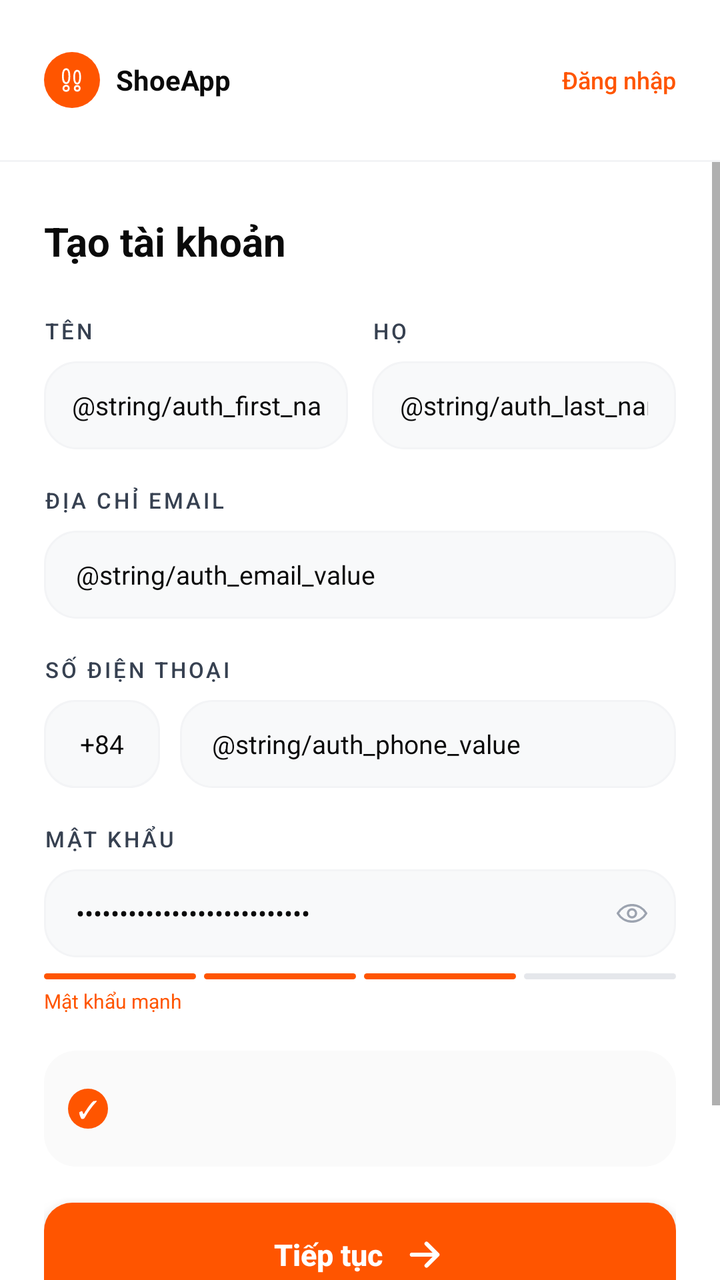
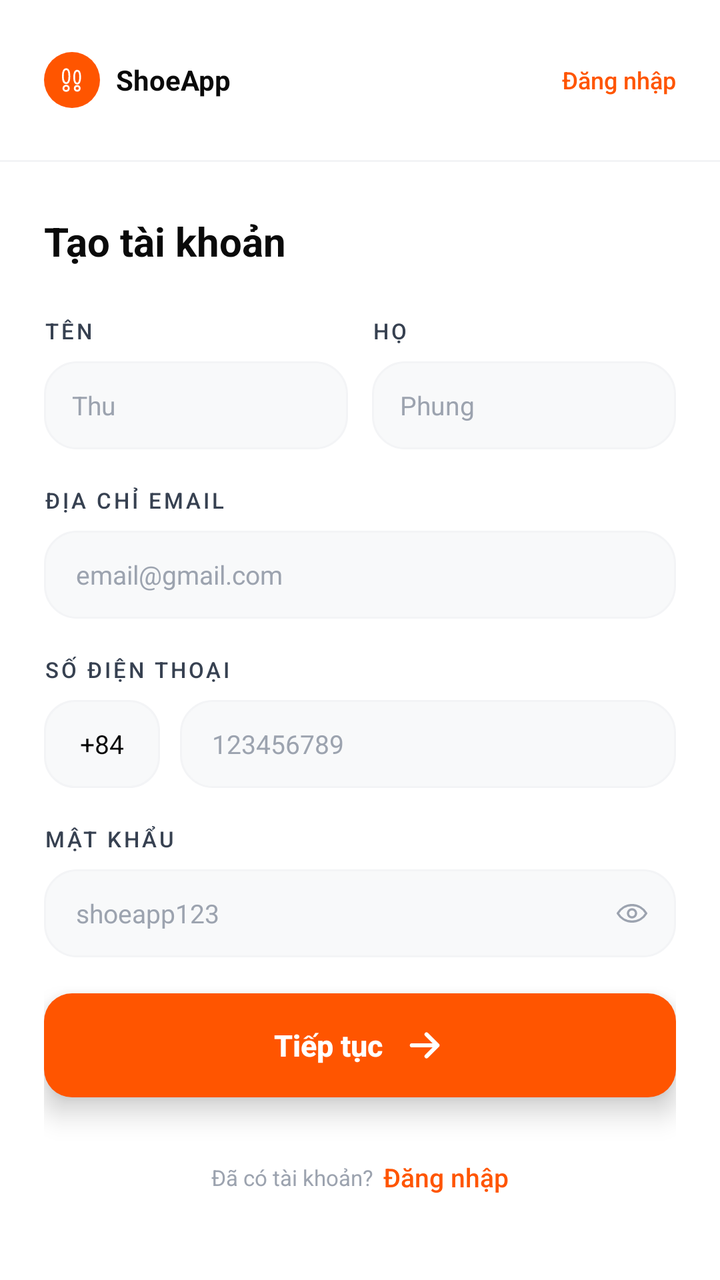

Two renders of the same Android screen: before a commit and after it. Below are the layout's source before the change and the commit's diff.
<!-- AndroidManifest.xml: application theme Theme.SoleStep -->
<!-- res/layout/activity_sign_up.xml -->
<?xml version="1.0" encoding="utf-8"?>
<LinearLayout xmlns:android="http://schemas.android.com/apk/res/android"
    xmlns:app="http://schemas.android.com/apk/res-auto"
    xmlns:tools="http://schemas.android.com/tools"
    android:id="@+id/main"
    android:layout_width="match_parent"
    android:layout_height="match_parent"
    android:background="@drawable/bg_signup_page"
    android:orientation="vertical"
    tools:context=".authentication.SignUpActivity">

    <LinearLayout
        android:layout_width="match_parent"
        android:layout_height="80dp"
        android:gravity="center_vertical"
        android:orientation="horizontal"
        android:paddingStart="22dp"
        android:paddingEnd="22dp">

        <FrameLayout
            android:layout_width="28dp"
            android:layout_height="28dp"
            android:background="@drawable/bg_logo_tile">

            <ImageView
                android:layout_width="16dp"
                android:layout_height="16dp"
                android:layout_gravity="center"
                android:contentDescription="@null"
                android:src="@drawable/ic_sole_step_mark" />
        </FrameLayout>

        <TextView
            android:layout_width="0dp"
            android:layout_height="wrap_content"
            android:layout_marginStart="8dp"
            android:layout_weight="1"
            android:fontFamily="sans-serif"
            android:text="@string/auth_brand"
            android:textColor="@color/text_primary"
            android:textSize="14sp"
            android:textStyle="bold" />

        <TextView
            android:id="@+id/signInLink"
            android:layout_width="wrap_content"
            android:layout_height="44dp"
            android:fontFamily="sans-serif-medium"
            android:gravity="center"
            android:text="@string/auth_btn_sign_in"
            android:textColor="@color/brand_orange"
            android:textSize="12sp" />
    </LinearLayout>

    <View
        android:layout_width="match_parent"
        android:layout_height="1dp"
        android:background="@color/border_light" />

    <ScrollView
        android:layout_width="match_parent"
        android:layout_height="0dp"
        android:layout_weight="1"
        android:clipToPadding="false"
        android:fillViewport="true"
        android:overScrollMode="never">

        <LinearLayout
            android:layout_width="match_parent"
            android:layout_height="wrap_content"
            android:orientation="vertical"
            android:paddingStart="22dp"
            android:paddingTop="26dp"
            android:paddingEnd="22dp"
            android:paddingBottom="32dp">

            <TextView
                android:layout_width="wrap_content"
                android:layout_height="wrap_content"
                android:fontFamily="sans-serif"
                android:text="@string/auth_sign_up_title"
                android:textColor="@color/text_primary"
                android:textSize="20sp"
                android:textStyle="bold" />


            <LinearLayout
                android:layout_width="match_parent"
                android:layout_height="wrap_content"
                android:layout_marginTop="24dp"
                android:orientation="horizontal">

                <LinearLayout
                    android:layout_width="0dp"
                    android:layout_height="wrap_content"
                    android:layout_marginEnd="12dp"
                    android:layout_weight="1"
                    android:orientation="vertical">

                    <TextView
                        android:layout_width="wrap_content"
                        android:layout_height="wrap_content"
                        android:fontFamily="sans-serif-medium"
                        android:letterSpacing="0.12"
                        android:text="@string/auth_label_first_name"
                        android:textAllCaps="true"
                        android:textColor="@color/text_secondary"
                        android:textSize="11sp" />

                    <EditText
                        android:id="@+id/firstNameInput"
                        android:layout_width="match_parent"
                        android:layout_height="44dp"
                        android:layout_marginTop="8dp"
                        android:background="@drawable/bg_signup_field"
                        android:fontFamily="sans-serif"
                        android:inputType="textPersonName"
                        android:paddingStart="14dp"
                        android:paddingEnd="14dp"
                        android:singleLine="true"
                        android:text="@string/auth_first_name_value"
                        android:textColor="@color/text_primary"
                        android:textSize="13sp" />
                </LinearLayout>

                <LinearLayout
                    android:layout_width="0dp"
                    android:layout_height="wrap_content"
                    android:layout_weight="1"
                    android:orientation="vertical">

                    <TextView
                        android:layout_width="wrap_content"
                        android:layout_height="wrap_content"
                        android:fontFamily="sans-serif-medium"
                        android:letterSpacing="0.12"
                        android:text="@string/auth_label_last_name"
                        android:textAllCaps="true"
                        android:textColor="@color/text_secondary"
                        android:textSize="11sp" />

                    <EditText
                        android:id="@+id/lastNameInput"
                        android:layout_width="match_parent"
                        android:layout_height="44dp"
                        android:layout_marginTop="8dp"
                        android:background="@drawable/bg_signup_field"
                        android:fontFamily="sans-serif"
                        android:inputType="textPersonName"
                        android:paddingStart="14dp"
                        android:paddingEnd="14dp"
                        android:singleLine="true"
                        android:text="@string/auth_last_name_value"
                        android:textColor="@color/text_primary"
                        android:textSize="13sp" />
                </LinearLayout>
            </LinearLayout>

            <TextView
                android:layout_width="wrap_content"
                android:layout_height="wrap_content"
                android:layout_marginTop="18dp"
                android:fontFamily="sans-serif-medium"
                android:letterSpacing="0.12"
                android:text="@string/auth_label_email_address"
                android:textAllCaps="true"
                android:textColor="@color/text_secondary"
                android:textSize="11sp" />

            <EditText
                android:id="@+id/emailInput"
                android:layout_width="match_parent"
                android:layout_height="44dp"
                android:layout_marginTop="8dp"
                android:autofillHints="emailAddress"
                android:background="@drawable/bg_signup_field"
                android:fontFamily="sans-serif"
                android:inputType="textEmailAddress"
                android:paddingStart="16dp"
                android:paddingEnd="16dp"
                android:singleLine="true"
                android:text="@string/auth_email_value"
                android:textColor="@color/text_primary"
                android:textSize="13sp" />

            <TextView
                android:layout_width="wrap_content"
                android:layout_height="wrap_content"
                android:layout_marginTop="18dp"
                android:fontFamily="sans-serif-medium"
                android:letterSpacing="0.12"
                android:text="@string/auth_label_phone"
                android:textAllCaps="true"
                android:textColor="@color/text_secondary"
                android:textSize="11sp" />

            <LinearLayout
                android:layout_width="match_parent"
                android:layout_height="44dp"
                android:layout_marginTop="8dp"
                android:orientation="horizontal">

                <EditText
                    android:id="@+id/countryCodeInput"
                    android:layout_width="58dp"
                    android:layout_height="match_parent"
                    android:background="@drawable/bg_signup_field_small"
                    android:fontFamily="sans-serif"
                    android:gravity="center"
                    android:inputType="phone"
                    android:singleLine="true"
                    android:text="@string/auth_country_code_value"
                    android:textColor="@color/text_primary"
                    android:textSize="13sp" />

                <EditText
                    android:id="@+id/phoneInput"
                    android:layout_width="0dp"
                    android:layout_height="match_parent"
                    android:layout_marginStart="10dp"
                    android:layout_weight="1"
                    android:background="@drawable/bg_signup_field"
                    android:fontFamily="sans-serif"
                    android:inputType="phone"
                    android:paddingStart="16dp"
                    android:paddingEnd="16dp"
                    android:singleLine="true"
                    android:text="@string/auth_phone_value"
                    android:textColor="@color/text_primary"
                    android:textSize="13sp" />
            </LinearLayout>

            <TextView
                android:layout_width="wrap_content"
                android:layout_height="wrap_content"
                android:layout_marginTop="18dp"
                android:fontFamily="sans-serif-medium"
                android:letterSpacing="0.12"
                android:text="@string/auth_label_password"
                android:textAllCaps="true"
                android:textColor="@color/text_secondary"
                android:textSize="11sp" />

            <FrameLayout
                android:id="@+id/passwordField"
                android:layout_width="match_parent"
                android:layout_height="44dp"
                android:layout_marginTop="8dp"
                android:background="@drawable/bg_signup_field">

                <EditText
                    android:id="@+id/passwordInput"
                    android:layout_width="match_parent"
                    android:layout_height="match_parent"
                    android:autofillHints="newPassword"
                    android:background="@android:color/transparent"
                    android:fontFamily="sans-serif"
                    android:inputType="textPassword"
                    android:paddingStart="16dp"
                    android:paddingEnd="48dp"
                    android:singleLine="true"
                    android:text="@string/auth_password_value"
                    android:textColor="@color/text_primary"
                    android:textSize="13sp" />

                <ImageButton
                    android:id="@+id/passwordVisibility"
                    android:layout_width="44dp"
                    android:layout_height="match_parent"
                    android:layout_gravity="end"
                    android:background="?attr/selectableItemBackgroundBorderless"
                    android:contentDescription="@string/auth_show_password"
                    android:padding="13dp"
                    android:src="@drawable/ic_visibility" />
            </FrameLayout>

            <LinearLayout
                android:layout_width="match_parent"
                android:layout_height="3dp"
                android:layout_marginTop="8dp"
                android:orientation="horizontal">

                <View
                    android:layout_width="0dp"
                    android:layout_height="match_parent"
                    android:layout_marginEnd="4dp"
                    android:layout_weight="1"
                    android:background="@drawable/bg_strength_active" />

                <View
                    android:layout_width="0dp"
                    android:layout_height="match_parent"
                    android:layout_marginEnd="4dp"
                    android:layout_weight="1"
                    android:background="@drawable/bg_strength_active" />

                <View
                    android:layout_width="0dp"
                    android:layout_height="match_parent"
                    android:layout_marginEnd="4dp"
                    android:layout_weight="1"
                    android:background="@drawable/bg_strength_active" />

                <View
                    android:layout_width="0dp"
                    android:layout_height="match_parent"
                    android:layout_weight="1"
                    android:background="@drawable/bg_strength_inactive" />
            </LinearLayout>

            <TextView
                android:layout_width="wrap_content"
                android:layout_height="wrap_content"
                android:layout_marginTop="4dp"
                android:fontFamily="sans-serif"
                android:text="@string/auth_strong_password"
                android:textColor="@color/brand_orange"
                android:textSize="10sp" />

            <LinearLayout
                android:layout_width="match_parent"
                android:layout_height="58dp"
                android:layout_marginTop="18dp"
                android:background="@drawable/bg_signup_terms"
                android:gravity="center_vertical"
                android:orientation="horizontal"
                android:paddingStart="12dp"
                android:paddingEnd="12dp">

                <TextView
                    android:layout_width="20dp"
                    android:layout_height="20dp"
                    android:background="@drawable/bg_signup_step_done"
                    android:fontFamily="sans-serif-medium"
                    android:gravity="center"
                    android:text="@string/check_mark"
                    android:textColor="@color/brand_white"
                    android:textSize="12sp" />

                <TextView
                    android:id="@+id/termsText"
                    android:layout_width="0dp"
                    android:layout_height="wrap_content"
                    android:layout_marginStart="12dp"
                    android:layout_weight="1"
                    android:fontFamily="sans-serif"
                    android:lineSpacingExtra="2dp"
                    android:textColor="@color/text_muted"
                    android:textSize="11sp" />
            </LinearLayout>

            <com.google.android.material.button.MaterialButton
                android:id="@+id/continueButton"
                android:layout_width="match_parent"
                android:layout_height="52dp"
                android:layout_marginTop="18dp"
                android:elevation="8dp"
                android:fontFamily="sans-serif-medium"
                android:insetBottom="0dp"
                android:insetTop="0dp"
                android:minHeight="0dp"
                android:minWidth="0dp"
                android:text="@string/auth_btn_continue"
                android:textAllCaps="false"
                android:textColor="@color/brand_white"
                android:textSize="15sp"
                android:textStyle="bold"
                app:backgroundTint="@color/brand_orange"
                app:cornerRadius="14dp"
                app:icon="@drawable/ic_arrow_right"
                app:iconGravity="textEnd"
                app:iconPadding="10dp"
                app:iconTint="@color/brand_white"
                app:rippleColor="@color/brand_orange_dark" />

            <LinearLayout
                android:layout_width="wrap_content"
                android:layout_height="wrap_content"
                android:layout_gravity="center_horizontal"
                android:layout_marginTop="22dp"
                android:gravity="center_vertical"
                android:orientation="horizontal">

                <TextView
                    android:layout_width="wrap_content"
                    android:layout_height="wrap_content"
                    android:fontFamily="sans-serif"
                    android:text="@string/auth_have_account"
                    android:textColor="@color/text_muted"
                    android:textSize="11sp" />

                <TextView
                    android:id="@+id/bottomSignInLink"
                    android:layout_width="wrap_content"
                    android:layout_height="36dp"
                    android:fontFamily="sans-serif-medium"
                    android:gravity="center"
                    android:text="@string/auth_btn_sign_in"
                    android:textColor="@color/brand_orange"
                    android:textSize="16sp" />
            </LinearLayout>
        </LinearLayout>
    </ScrollView>
</LinearLayout>
<!-- resources referenced by this layout -->
<resources>
  <color name="border_light">#F3F4F6</color>
  <color name="brand_orange">#FF5500</color>
  <color name="brand_orange_dark">#CC4400</color>
  <color name="brand_white">#FFFFFF</color>
  <color name="text_muted">#9CA3AF</color>
  <color name="text_primary">#0A0A0A</color>
  <color name="text_secondary">#374151</color>
  <!-- drawable bg_signup_page (drawable) -->
  <?xml version="1.0" encoding="utf-8"?>
  <shape xmlns:android="http://schemas.android.com/apk/res/android">
      <solid android:color="@color/bg_primary" />
  </shape>
  <!-- drawable bg_signup_step_done (drawable) -->
  <?xml version="1.0" encoding="utf-8"?>
  <shape xmlns:android="http://schemas.android.com/apk/res/android"
      android:shape="oval">
      <solid android:color="@color/brand_orange" />
  </shape>
  <!-- drawable bg_signup_terms (drawable) -->
  <?xml version="1.0" encoding="utf-8"?>
  <shape xmlns:android="http://schemas.android.com/apk/res/android">
      <solid android:color="#FAFAFA" />
      <corners android:radius="16dp" />
  </shape>
  <string name="auth_brand">ShoeApp</string>
  <string name="auth_btn_continue">Tiếp tục</string>
  <string name="auth_btn_sign_in">Đăng nhập</string>
  <string name="auth_country_code_value">+84</string>
  <string name="auth_have_account">Đã có tài khoản? </string>
  <string name="auth_label_email_address">Địa chỉ Email</string>
  <string name="auth_label_first_name">Tên</string>
  <string name="auth_label_last_name">Họ</string>
  <string name="auth_label_password">Mật khẩu</string>
  <string name="auth_label_phone">Số điện thoại</string>
  <string name="auth_show_password">Hiển thị mật khẩu</string>
  <string name="auth_sign_up_title">Tạo tài khoản</string>
  <string name="auth_strong_password">Mật khẩu mạnh</string>
  <string name="check_mark">✓</string>
  <dimen name="radius_logo">20dp</dimen>
  <color name="bg_primary">#FFFFFF</color>
  <color name="border_normal">#E5E7EB</color>
  <color name="brand_black">#0A0A0A</color>
  <color name="bg_dark_surface_2">#161616</color>
  <color name="bg_secondary">#F8F8F8</color>
  <color name="status_error">#EF4444</color>
  <style name="ShapeAppearance.SoleStep.Small" parent="">
          <item name="cornerFamily">rounded</item>
          <item name="cornerSize">@dimen/radius_sm</item>
      </style>
  <style name="ShapeAppearance.SoleStep.Medium" parent="">
          <item name="cornerFamily">rounded</item>
          <item name="cornerSize">@dimen/radius_lg</item>
      </style>
  <style name="ShapeAppearance.SoleStep.Large" parent="">
          <item name="cornerFamily">rounded</item>
          <item name="cornerSize">@dimen/radius_2xl</item>
      </style>
  <dimen name="radius_sm">8dp</dimen>
  <dimen name="radius_lg">16dp</dimen>
  <dimen name="radius_2xl">24dp</dimen>
  <dimen name="font_display">48sp</dimen>
  <dimen name="font_title_large">24sp</dimen>
  <dimen name="font_title">20sp</dimen>
  <dimen name="font_headline">18sp</dimen>
  <dimen name="font_subheading">16sp</dimen>
  <dimen name="font_label">14sp</dimen>
  <dimen name="font_body">13sp</dimen>
  <dimen name="font_caption">11sp</dimen>
  <color name="text_tertiary">#6B7280</color>
  <dimen name="font_caption_small">10sp</dimen>
  <dimen name="font_overline">9sp</dimen>
  <dimen name="elev_bottom_nav">8dp</dimen>
  <dimen name="bottom_nav_height">88dp</dimen>
  <dimen name="radius_button">20dp</dimen>
  <dimen name="btn_height_large">52dp</dimen>
  <dimen name="space_16">32dp</dimen>
  <dimen name="elev_raised">4dp</dimen>
  <dimen name="radius_input">20dp</dimen>
  <color name="text_placeholder">#D1D5DB</color>
  <dimen name="radius_chip">12dp</dimen>
  <dimen name="stroke_thin">1dp</dimen>
  <dimen name="space_12">24dp</dimen>
  <dimen name="btn_height_tiny">28dp</dimen>
  <dimen name="radius_card">20dp</dimen>
  <dimen name="elev_card">2dp</dimen>
  <dimen name="toolbar_height">56dp</dimen>
  <dimen name="space_screen_horizontal">20dp</dimen>
  <dimen name="elev_top_bar">4dp</dimen>
  <dimen name="elev_fab">6dp</dimen>
  <!-- unchanged entries left out for length: 27 -->
</resources>

<!-- the commit's change to res/layout/activity_sign_up.xml (unified diff, before → after) -->
@@ -118,7 +118,8 @@
                         android:paddingStart="14dp"
                         android:paddingEnd="14dp"
                         android:singleLine="true"
-                        android:text="@string/auth_first_name_value"
+                        android:hint="Thu"
+                        android:textColorHint="@color/text_muted"
                         android:textColor="@color/text_primary"
                         android:textSize="13sp" />
                 </LinearLayout>
@@ -150,7 +151,8 @@
                         android:paddingStart="14dp"
                         android:paddingEnd="14dp"
                         android:singleLine="true"
-                        android:text="@string/auth_last_name_value"
+                        android:hint="Phung"
+                        android:textColorHint="@color/text_muted"
                         android:textColor="@color/text_primary"
                         android:textSize="13sp" />
                 </LinearLayout>
@@ -179,7 +181,8 @@
                 android:paddingStart="16dp"
                 android:paddingEnd="16dp"
                 android:singleLine="true"
-                android:text="@string/auth_email_value"
+                android:hint="email@gmail.com"
+                android:textColorHint="@color/text_muted"
                 android:textColor="@color/text_primary"
                 android:textSize="13sp" />
 
@@ -225,7 +228,8 @@
                     android:paddingStart="16dp"
                     android:paddingEnd="16dp"
                     android:singleLine="true"
-                    android:text="@string/auth_phone_value"
+                    android:hint="123456789"
+                    android:textColorHint="@color/text_muted"
                     android:textColor="@color/text_primary"
                     android:textSize="13sp" />
             </LinearLayout>
@@ -259,7 +263,8 @@
                     android:paddingStart="16dp"
                     android:paddingEnd="48dp"
                     android:singleLine="true"
-                    android:text="@string/auth_password_value"
+                    android:hint="shoeapp123"
+                    android:textColorHint="@color/text_muted"
                     android:textColor="@color/text_primary"
                     android:textSize="13sp" />
 
@@ -275,10 +280,12 @@
             </FrameLayout>
 
             <LinearLayout
+                android:id="@+id/strengthBarContainer"
                 android:layout_width="match_parent"
                 android:layout_height="3dp"
                 android:layout_marginTop="8dp"
-                android:orientation="horizontal">
+                android:orientation="horizontal"
+                android:visibility="gone">
 
                 <View
                     android:layout_width="0dp"
@@ -309,45 +316,15 @@
             </LinearLayout>
 
             <TextView
+                android:id="@+id/strengthText"
                 android:layout_width="wrap_content"
                 android:layout_height="wrap_content"
                 android:layout_marginTop="4dp"
                 android:fontFamily="sans-serif"
                 android:text="@string/auth_strong_password"
                 android:textColor="@color/brand_orange"
-                android:textSize="10sp" />
-
-            <LinearLayout
-                android:layout_width="match_parent"
-                android:layout_height="58dp"
-                android:layout_marginTop="18dp"
-                android:background="@drawable/bg_signup_terms"
-                android:gravity="center_vertical"
-                android:orientation="horizontal"
-                android:paddingStart="12dp"
-                android:paddingEnd="12dp">
-
-                <TextView
-                    android:layout_width="20dp"
-                    android:layout_height="20dp"
-                    android:background="@drawable/bg_signup_step_done"
-                    android:fontFamily="sans-serif-medium"
-                    android:gravity="center"
-                    android:text="@string/check_mark"
-                    android:textColor="@color/brand_white"
-                    android:textSize="12sp" />
-
-                <TextView
-                    android:id="@+id/termsText"
-                    android:layout_width="0dp"
-                    android:layout_height="wrap_content"
-                    android:layout_marginStart="12dp"
-                    android:layout_weight="1"
-                    android:fontFamily="sans-serif"
-                    android:lineSpacingExtra="2dp"
-                    android:textColor="@color/text_muted"
-                    android:textSize="11sp" />
-            </LinearLayout>
+                android:textSize="10sp"
+                android:visibility="gone"/>
 
             <com.google.android.material.button.MaterialButton
                 android:id="@+id/continueButton"
@@ -384,6 +361,7 @@
                 <TextView
                     android:layout_width="wrap_content"
                     android:layout_height="wrap_content"
+                    android:layout_marginRight="5dp"
                     android:fontFamily="sans-serif"
                     android:text="@string/auth_have_account"
                     android:textColor="@color/text_muted"
@@ -397,7 +375,7 @@
                     android:gravity="center"
                     android:text="@string/auth_btn_sign_in"
                     android:textColor="@color/brand_orange"
-                    android:textSize="16sp" />
+                    android:textSize="13sp" />
             </LinearLayout>
         </LinearLayout>
     </ScrollView>
<!-- resource entries referenced after the edit -->
@@ -12,18 +12,6 @@
   <shape xmlns:android="http://schemas.android.com/apk/res/android">
       <solid android:color="@color/bg_primary" />
   </shape>
-  <!-- drawable bg_signup_step_done (drawable) -->
-  <?xml version="1.0" encoding="utf-8"?>
-  <shape xmlns:android="http://schemas.android.com/apk/res/android"
-      android:shape="oval">
-      <solid android:color="@color/brand_orange" />
-  </shape>
-  <!-- drawable bg_signup_terms (drawable) -->
-  <?xml version="1.0" encoding="utf-8"?>
-  <shape xmlns:android="http://schemas.android.com/apk/res/android">
-      <solid android:color="#FAFAFA" />
-      <corners android:radius="16dp" />
-  </shape>
   <string name="auth_brand">ShoeApp</string>
   <string name="auth_btn_continue">Tiếp tục</string>
   <string name="auth_btn_sign_in">Đăng nhập</string>
@@ -37,7 +25,6 @@
   <string name="auth_show_password">Hiển thị mật khẩu</string>
   <string name="auth_sign_up_title">Tạo tài khoản</string>
   <string name="auth_strong_password">Mật khẩu mạnh</string>
-  <string name="check_mark">✓</string>
   <dimen name="radius_logo">20dp</dimen>
   <color name="bg_primary">#FFFFFF</color>
   <color name="border_normal">#E5E7EB</color>
